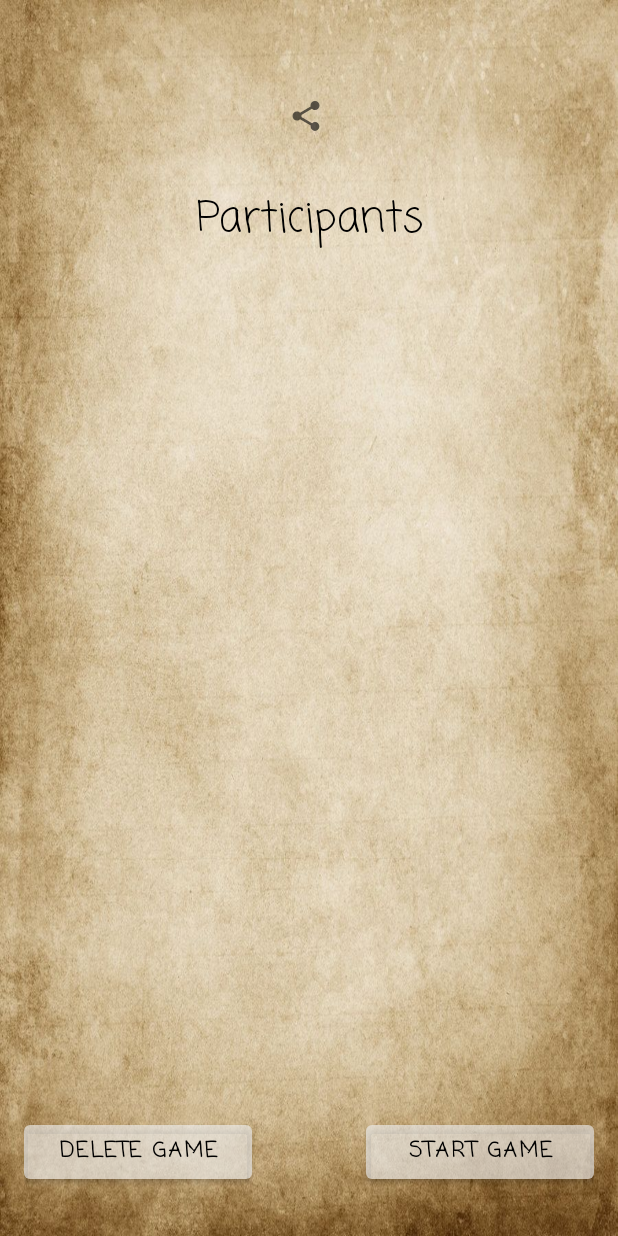
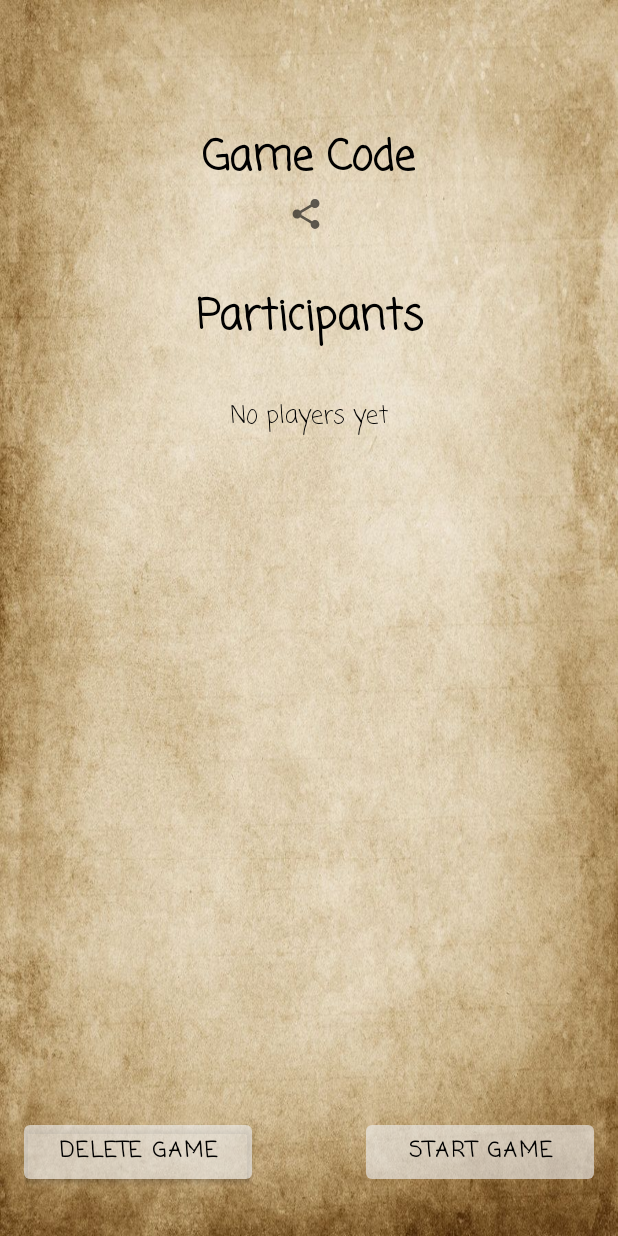
Before and after one commit to IdoSagiv/treasure-hunt, an Android app: the CreatorDoneEditGameFragment screen opened through its navigation route, on a phone screen of 412 x 824 dp. Run offline under Robolectric (Android 15) with nearby library versions, the phone set to English and light mode, and no system bars; our stand-ins replace Firebase (no records; nobody signed in at launch, a user with empty details on screens opened directly); libraries missing offline, so code that uses them is left out: org.osmdroid.config, org.osmdroid.util; 1 statement that could not run was skipped.

Commit message:
more designs and small fixes and improvements

```diff
--- a/app/src/main/java/huji/postpc2021/treasure_hunt/CreatorFlow/Fragments/CreatorDoneEditGameFragment.java
+++ b/app/src/main/java/huji/postpc2021/treasure_hunt/CreatorFlow/Fragments/CreatorDoneEditGameFragment.java
@@ -18,9 +18,12 @@ import androidx.fragment.app.Fragment;
 import androidx.recyclerview.widget.LinearLayoutManager;
 import androidx.recyclerview.widget.RecyclerView;
 
+import java.util.Collection;
+
 import huji.postpc2021.treasure_hunt.CreatorFlow.CreatorViewModel;
 import huji.postpc2021.treasure_hunt.PlayerFlow.ParticipantsListAdapter;
 import huji.postpc2021.treasure_hunt.R;
+import huji.postpc2021.treasure_hunt.Utils.DataObjects.Player;
 
 public class CreatorDoneEditGameFragment extends Fragment {
     private CreatorViewModel creatorViewModel;
@@ -41,6 +44,12 @@ public class CreatorDoneEditGameFragment extends Fragment {
         Button deleteGameButton = view.findViewById(R.id.buttonDeleteGameDoneEditingScreen);
         Button startGameButton = view.findViewById(R.id.buttonStartGameDoneEditingScreen);
         ImageView shareGameCodeButton = view.findViewById(R.id.buttonShareGameCode);
+        TextView emptyRecyclerTextView = view.findViewById(R.id.textViewEmptyRecycler);
+
+        // init views
+        startGameButton.setEnabled(false);
+        participantsListRecyclerView.setVisibility(View.GONE);
+        emptyRecyclerTextView.setVisibility(View.VISIBLE);
 
         // participants recyclerView
         ParticipantsListAdapter participantsListAdapter = new ParticipantsListAdapter();
@@ -48,11 +57,22 @@ public class CreatorDoneEditGameFragment extends Fragment {
         participantsListRecyclerView.setLayoutManager(new LinearLayoutManager(requireContext(),
                 RecyclerView.VERTICAL, false));
 
+        // observe the game
         creatorViewModel.currentGame.observe(getViewLifecycleOwner(), game -> {
             if (game != null) {
                 gameCodeTextView.setText(game.getCode());
                 gameNameTextView.setText(game.getName());
-                participantsListAdapter.setItems(game.getPlayers().values());
+                Collection<Player> players = game.getPlayers().values();
+                participantsListAdapter.setItems(players);
+                if (players.size() > 0) {
+                    participantsListRecyclerView.setVisibility(View.VISIBLE);
+                    emptyRecyclerTextView.setVisibility(View.GONE);
+                    startGameButton.setEnabled(true);
+                } else {
+                    participantsListRecyclerView.setVisibility(View.GONE);
+                    emptyRecyclerTextView.setVisibility(View.VISIBLE);
+                    startGameButton.setEnabled(false);
+                }
             }
         });
 
--- a/app/src/main/java/huji/postpc2021/treasure_hunt/CreatorFlow/Fragments/CreatorHomeScreenFragment.java
+++ b/app/src/main/java/huji/postpc2021/treasure_hunt/CreatorFlow/Fragments/CreatorHomeScreenFragment.java
@@ -57,7 +57,7 @@ public class CreatorHomeScreenFragment extends Fragment {
                     }
                 };
 
-                AlertDialog.Builder builder = new AlertDialog.Builder(getContext());
+                AlertDialog.Builder builder = new AlertDialog.Builder(requireContext());
                 builder.setMessage("There is an active existing game that will be deleted, do you want to continue?")
                         .setPositiveButton("Yes", dialogClickListener)
                         .setNegativeButton("No", dialogClickListener)
--- a/app/src/main/java/huji/postpc2021/treasure_hunt/CreatorFlow/Fragments/CreatorInPlayFragment.java
+++ b/app/src/main/java/huji/postpc2021/treasure_hunt/CreatorFlow/Fragments/CreatorInPlayFragment.java
@@ -26,6 +26,7 @@ import huji.postpc2021.treasure_hunt.Utils.MapHandler;
 public class CreatorInPlayFragment extends Fragment {
     private CreatorViewModel creatorViewModel;
     private MapHandler mapHandler;
+    private boolean firstMapCenter = false;
 
     public CreatorInPlayFragment() {
         // Required empty public constructor
@@ -53,6 +54,10 @@ public class CreatorInPlayFragment extends Fragment {
         creatorViewModel.currentGame.observe(getViewLifecycleOwner(), game -> {
             if (game == null) {
                 return;
+            }
+            if (!firstMapCenter) {
+                firstMapCenter = true;
+                mapHandler.centerMapTo(game.getClueAt(0).location());
             }
             adapter.setItems(game.getPlayers().values());
             mapHandler.showHints(game.getClues().values());
--- a/app/src/main/res/layout/fragment_creator_done_editing.xml
+++ b/app/src/main/res/layout/fragment_creator_done_editing.xml
@@ -8,28 +8,36 @@
     android:windowSoftInputMode="stateHidden"
     tools:context=".CreatorFlow.Fragments.CreatorDoneEditGameFragment">
 
+    <TextView
+        android:id="@+id/textViewGameNameDoneEditing"
+        style="@style/AppTextStyle"
+        android:layout_width="wrap_content"
+        android:layout_height="wrap_content"
+        android:layout_marginTop="16dp"
+        android:maxLines="2"
+        android:textAlignment="center"
+        android:textIsSelectable="true"
+        android:textSize="34sp"
+        app:layout_constraintEnd_toEndOf="parent"
+        app:layout_constraintStart_toStartOf="parent"
+        app:layout_constraintTop_toTopOf="parent"
+        tools:text="The game name" />
+
     <LinearLayout
-        android:id="@+id/gameNameLinearLayout"
+        android:id="@+id/gameCodeLayout"
         android:layout_width="match_parent"
         android:layout_height="wrap_content"
         android:layout_marginTop="16dp"
         android:gravity="center_horizontal"
         android:orientation="vertical"
-        app:layout_constraintEnd_toEndOf="parent"
-        app:layout_constraintStart_toStartOf="parent"
-        app:layout_constraintTop_toTopOf="parent">
+        app:layout_constraintTop_toBottomOf="@+id/textViewGameNameDoneEditing">
 
         <TextView
-            android:id="@+id/textViewGameNameDoneEditing"
+            style="@style/AppTextStyle"
             android:layout_width="wrap_content"
             android:layout_height="wrap_content"
-            android:fontFamily="@string/app_font"
-            android:maxLines="1"
-            android:textAlignment="center"
-            android:textColor="@color/black"
-            android:textIsSelectable="true"
-            android:textSize="30sp"
-            tools:text="The Game Name" />
+            android:text="@string/game_code_title"
+            android:textSize="28sp" />
 
         <LinearLayout
             android:layout_width="wrap_content"
@@ -60,20 +68,22 @@
 
     <LinearLayout
         android:layout_width="match_parent"
-        android:layout_height="wrap_content"
+        android:layout_height="0dp"
         android:layout_marginStart="32dp"
         android:layout_marginTop="32dp"
         android:layout_marginEnd="32dp"
+        android:layout_marginBottom="8dp"
         android:gravity="center_horizontal"
         android:orientation="vertical"
-        app:layout_constraintTop_toBottomOf="@+id/gameNameLinearLayout">
+        app:layout_constraintBottom_toTopOf="@+id/buttonsLayout"
+        app:layout_constraintTop_toBottomOf="@+id/gameCodeLayout">
 
         <TextView
             android:id="@+id/TextViewParticipantsListTitle"
+            style="@style/AppTextStyle"
             android:layout_width="wrap_content"
             android:layout_height="wrap_content"
             android:background="?android:attr/selectableItemBackground"
-            android:fontFamily="@string/app_font"
             android:gravity="center"
             android:text="@string/participants"
             android:textColor="@color/black"
@@ -88,9 +98,21 @@
             android:scrollbars="vertical"
             tools:listitem="@layout/participant_list_item" />
 
+        <TextView
+            android:id="@+id/textViewEmptyRecycler"
+            android:layout_width="wrap_content"
+            android:layout_height="wrap_content"
+            android:layout_marginTop="32dp"
+            android:fontFamily="@string/app_font"
+            android:text="@string/no_players_yet"
+            android:textColor="@color/black"
+            android:textSize="16sp"
+            tools:visibility="gone" />
+
     </LinearLayout>
 
     <LinearLayout
+        android:id="@+id/buttonsLayout"
         android:layout_width="match_parent"
         android:layout_height="wrap_content"
         android:layout_marginStart="16dp"
--- a/app/src/main/res/layout/fragment_creator_in_play.xml
+++ b/app/src/main/res/layout/fragment_creator_in_play.xml
@@ -79,10 +79,10 @@
             android:paddingBottom="24dp">
 
             <TextView
+                style="@style/AppTextStyle"
                 android:layout_width="wrap_content"
                 android:layout_height="wrap_content"
                 android:layout_marginBottom="32dp"
-                android:fontFamily="@string/app_font"
                 android:text="@string/score_list"
                 android:textSize="30sp"
                 android:textStyle="bold" />
@@ -99,7 +99,7 @@
             <LinearLayout
                 android:layout_width="wrap_content"
                 android:layout_height="0dp"
-                android:layout_weight="1"/>
+                android:layout_weight="1" />
 
         </LinearLayout>
     </com.google.android.material.navigation.NavigationView>
--- a/app/src/main/res/values/colors.xml
+++ b/app/src/main/res/values/colors.xml
@@ -8,6 +8,7 @@
     <color name="black">#FF000000</color>
     <color name="white">#FFFFFFFF</color>
     <color name="buttons_background">#A3EEEEEE</color>
+    <color name="dialog_background">#CCFFF9F9</color>
     <color name="hints_background">#CDC9C9</color>
     <color name="transparent">#00FFFFFF</color>
     <color name="dialog_ok_btn">#409E43</color>
--- a/app/src/main/res/values/strings.xml
+++ b/app/src/main/res/values/strings.xml
@@ -45,5 +45,8 @@
     <string name="request_permissions_btn">give permissions</string>
     <string name="score_list_title">Score List</string>
     <string name="forgot_password">Forgot Password?</string>
+    <string name="game_code_title">Game Code</string>
+    <string name="no_players_yet">No players yet</string>
+    <string name="no_clues_yet">No clues yet</string>
 
 </resources>
```
Also changed, not shown: app/src/main/java/huji/postpc2021/treasure_hunt/CreatorFlow/Fragments/CreatorEditGameFragment.java (+43 -8 lines), app/src/main/java/huji/postpc2021/treasure_hunt/Utils/MapHandler.java (+7 -8 lines), app/src/main/res/drawable-v24/dialog_background.xml (added, +11 -0 lines), app/src/main/res/drawable/ic_help.xml (added, +10 -0 lines), app/src/main/res/layout/dialog_message_box_layout.xml (+30 -20 lines), app/src/main/res/layout/fragment_creator_edit_game.xml (+25 -3 lines), 1 other file.
